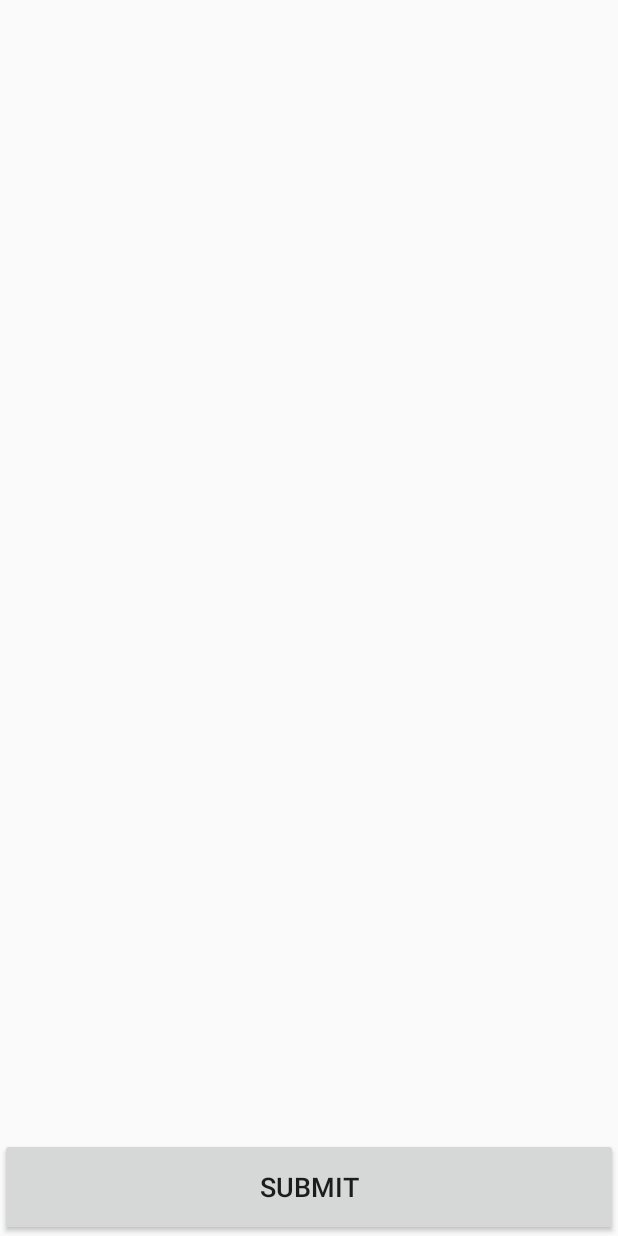
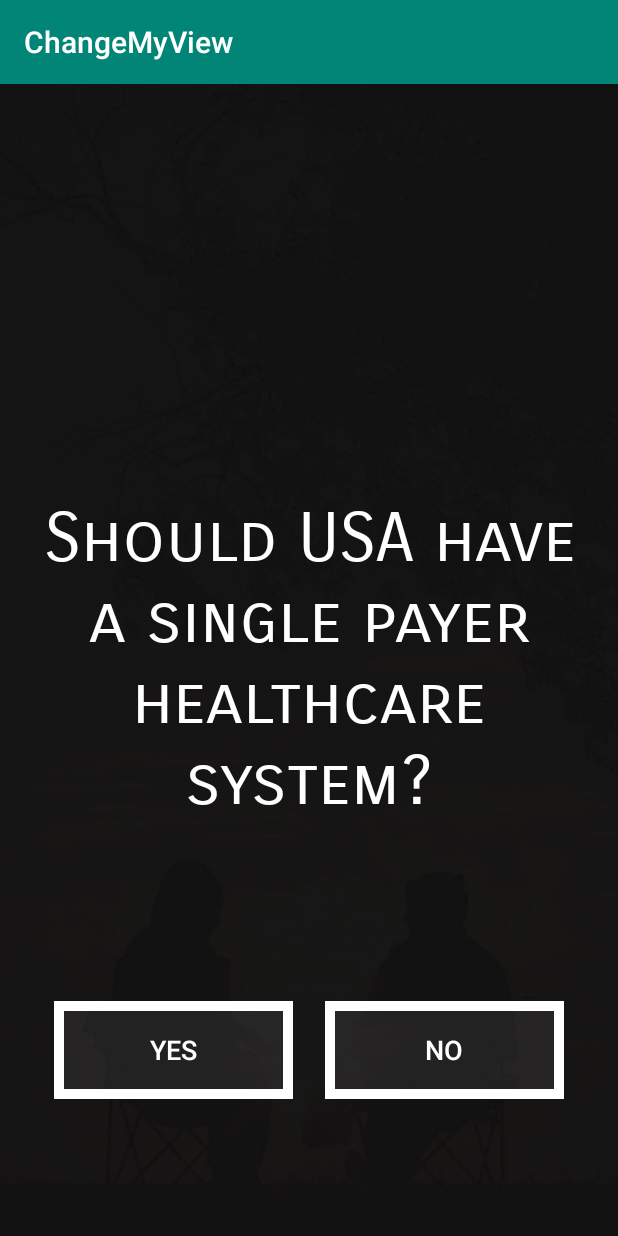
Before and after one commit to HuiWang1215/ChangeMyView, an Android app: the HomeActivity screen opened directly, with no data from a screen before it, after a tap on "ANSWER QUESTIONS", on a phone screen of 412 x 824 dp. Run offline under Robolectric (Android 15) with nearby library versions, the light colour scheme and no system bars; our stand-ins replace Firebase (no records; nobody signed in at launch, a user with empty details on screens opened directly).

Commit message:
Implement Answer Questions

```diff
--- a/app/build.gradle
+++ b/app/build.gradle
@@ -25,7 +25,7 @@ android {
 
 dependencies {
     implementation fileTree(dir: 'libs', include: ['*.jar'])
-    implementation"org.jetbrains.kotlin:kotlin-stdlib-jdk7:$kotlin_version"
+    implementation "org.jetbrains.kotlin:kotlin-stdlib-jdk7:$kotlin_version"
     implementation 'androidx.appcompat:appcompat:1.0.2'
     implementation 'androidx.core:core-ktx:1.0.2'
     implementation 'com.google.firebase:firebase-analytics:17.2.0'
--- a/app/src/main/java/com/group/changemyview/DashboardActivity.kt
+++ /dev/null
@@ -1,107 +0,0 @@
-package com.group.changemyview
-
-import android.app.ListActivity
-import android.os.Bundle
-import android.util.Log
-import android.view.View
-import com.google.firebase.database.DataSnapshot
-import com.google.firebase.database.DatabaseError
-import com.google.firebase.database.FirebaseDatabase
-import com.google.firebase.database.ValueEventListener
-import android.widget.*
-
-
-class DashboardActivity : ListActivity() {
-
-
-    internal lateinit var mAdapter: QuestionListAdapter
-    private var listView: ListView? = null
-
-    private var mAnswerRadioGroup: RadioGroup? = null
-
-    var questionList = arrayListOf<QuestionItem>()
-
-    public override fun onCreate(savedInstanceState: Bundle?) {
-        super.onCreate(savedInstanceState)
-        setContentView(R.layout.dashboard_activity)
-
-        var index = 1
-
-        val db = FirebaseDatabase.getInstance().getReference("Questions")
-        db.addValueEventListener(object : ValueEventListener {
-            override fun onDataChange(dataSnapshot: DataSnapshot) {
-                for (snapshot in dataSnapshot.children) {
-                    val questionText = snapshot.key
-                    val questionItem = QuestionItem(index, questionText!!, QuestionItem.Answer.NO_ANSWER)
-                    questionList.add(questionItem)
-                    index++
-                }
-
-            }
-            override fun onCancelled(databaseError: DatabaseError) {
-
-            }
-        })
-
-        listView = findViewById<ListView>(android.R.id.list)
-        mAdapter = QuestionListAdapter(this, questionList)
-        listView!!.adapter = mAdapter
-    }
-
-    override fun getListView(): ListView? {
-        return listView!!
-    }
-
-    fun processAnswers(v: View) {
-
-        for (i in 0 until mAdapter.count) {
-            val data = mAdapter.getItem(i) as QuestionItem
-
-            mAnswerRadioGroup = findViewById<View>(R.id.answerGroup) as RadioGroup
-            val pos = listView!!.firstVisiblePosition + i
-            val currView = listView!!.getChildAt(pos) as View
-
-
-            when {
-                mAnswerRadioGroup!!.checkedRadioButtonId == R.id.answerYes -> data.mAnswer = QuestionItem.Answer.YES
-                mAnswerRadioGroup!!.checkedRadioButtonId == R.id.answerNo -> data.mAnswer = QuestionItem.Answer.NO
-                else -> data.mAnswer = QuestionItem.Answer.NO_ANSWER
-            }
-
-            Log.i(TAG, "${data.mQuestion} " + data.mAnswer.toString())
-        }
-    }
-
-    companion object {
-        private val TAG = "FinalProject-ChangeMyView"
-    }
-
-}
-
-
-//import android.content.Intent
-//import androidx.appcompat.app.AppCompatActivity
-//import android.os.Bundle
-//import android.view.Menu
-//import com.google.firebase.auth.FirebaseAuth
-//
-//class DashboardActivity : AppCompatActivity() {
-//
-//    override fun onCreate(savedInstanceState: Bundle?) {
-//        super.onCreate(savedInstanceState)
-//        setContentView(R.layout.activity_dashboard)
-//
-//        val uid = FirebaseAuth.getInstance().uid
-//        if (uid == null) {
-//            val intent = Intent(this@DashboardActivity, MainActivity::class.java)
-//            intent.flags =Intent.FLAG_ACTIVITY_CLEAR_TASK.or(Intent.FLAG_ACTIVITY_NEW_TASK)
-//            startActivity(intent)
-//        }
-//    }
-//
-//    override fun onCreateOptionsMenu(menu: Menu?): Boolean {
-//        menuInflater.inflate()
-//
-//        return super.onCreateOptionsMenu(menu)
-//    }
-//}
--- a/app/src/main/java/com/group/changemyview/HomeActivity.kt
+++ b/app/src/main/java/com/group/changemyview/HomeActivity.kt
@@ -61,7 +61,7 @@ class HomeActivity : AppCompatActivity() {
 
         // activities to start when buttons are clicked
         answerQuestionsButton!!.setOnClickListener {
-            val intent = Intent(this@HomeActivity, DashboardActivity::class.java)
+            val intent = Intent(this@HomeActivity, QuestionActivity::class.java)
             startActivity(intent)
         }
 
--- /dev/null
+++ b/app/src/main/java/com/group/changemyview/QuestionActivity.kt
@@ -0,0 +1,87 @@
+package com.group.changemyview
+
+import android.content.Intent
+import androidx.appcompat.app.AppCompatActivity
+import android.os.Bundle
+import android.widget.Button
+import android.widget.ImageView
+import com.google.firebase.database.*
+import android.widget.TextView
+import com.google.firebase.auth.FirebaseAuth
+import kotlinx.android.synthetic.main.activity_question.*
+
+class QuestionActivity : AppCompatActivity() {
+    var questionList = arrayListOf(
+        "Should USA have a single payer healthcare system?",
+        "Should standardized testing be abolished?",
+        "Is patriotism ultimately destructive to international relations?",
+        "Should abortion be available to all women?",
+        "Does social media do more harm than good?",
+        "Is organic farming the future of agriculture?",
+        "Should zoos be banned?",
+        "Is artificial intelligence dangerous?",
+        "Should children be exposed to technology?",
+        "Should all cars be electric?")
+
+    var yesBtn: Button? = null
+    var noBtn: Button? = null
+    var mQuestion: TextView? = null
+    var questionNumber = 0
+    val user = FirebaseAuth.getInstance().currentUser
+
+    override fun onCreate(savedInstanceState: Bundle?) {
+        super.onCreate(savedInstanceState)
+        setContentView(R.layout.activity_question)
+
+        mQuestion = findViewById(R.id.question)
+        mQuestion!!.setText(questionList[0])
+        yesBtn = findViewById(R.id.yesButton)
+        noBtn = findViewById(R.id.noButton)
+
+        yesBtn!!.setOnClickListener {
+            if (questionNumber == questionList.size - 1) {
+                val currentQuestion = questionList[questionNumber]
+                val currentUser = user!!.uid
+                val currentEmail = user!!.email.toString()
+                val ref = FirebaseDatabase.getInstance().getReference("/Questions/$currentQuestion/$currentUser")
+                val answer = Answer(currentEmail,"Yes")
+                ref.setValue(answer)
+
+                startActivity(Intent(this@QuestionActivity, HomeActivity::class.java))
+            } else {
+                val currentQuestion = questionList[questionNumber]
+                val currentUser = user!!.uid
+                val currentEmail = user!!.email.toString()
+                val ref = FirebaseDatabase.getInstance().getReference("/Questions/$currentQuestion/$currentUser")
+                val answer = Answer(currentEmail,"Yes")
+                ref.setValue(answer)
+                updateQuestion()
+            }
+        }
+        noBtn!!.setOnClickListener {
+            if (questionNumber == questionList.size - 1) {
+                val currentQuestion = questionList[questionNumber]
+                val currentUser = user!!.uid
+                val currentEmail = user!!.email.toString()
+                val ref = FirebaseDatabase.getInstance().getReference("/Questions/$currentQuestion/$currentUser")
+                val answer = Answer(currentEmail,"No")
+                ref.setValue(answer)
+
+                startActivity(Intent(this@QuestionActivity, HomeActivity::class.java))
+            } else {
+                val currentQuestion = questionList[questionNumber]
+                val currentUser = user!!.uid
+                val currentEmail = user!!.email.toString()
+                val ref = FirebaseDatabase.getInstance().getReference("/Questions/$currentQuestion/$currentUser")
+                val answer = Answer(currentEmail,"No")
+                ref.setValue(answer)
+                updateQuestion()
+            }
+        }
+    }
+    private fun updateQuestion() {
+        questionNumber++
+        mQuestion!!.setText(questionList[questionNumber])
+    }
+}
+class Answer(val email:String, val answer:String)
--- /dev/null
+++ b/app/src/main/res/layout/activity_question.xml
@@ -0,0 +1,55 @@
+<?xml version="1.0" encoding="utf-8"?>
+<androidx.constraintlayout.widget.ConstraintLayout xmlns:android="http://schemas.android.com/apk/res/android"
+    xmlns:app="http://schemas.android.com/apk/res-auto"
+    xmlns:tools="http://schemas.android.com/tools"
+    android:layout_width="match_parent"
+    android:layout_height="match_parent"
+    android:orientation="vertical"
+    android:padding="16dp"
+    android:background="@drawable/background_darker"
+    tools:context=".QuestionActivity">
+
+    <TextView
+        android:id="@+id/question"
+        android:layout_width="wrap_content"
+        android:layout_height="wrap_content"
+        app:layout_constraintTop_toTopOf="parent"
+        app:layout_constraintBottom_toBottomOf="parent"
+        app:layout_constraintStart_toStartOf="parent"
+        app:layout_constraintEnd_toEndOf="parent"
+        android:fontFamily="sans-serif-smallcaps"
+        android:gravity="center"
+        android:text="Question1"
+        android:textColor="#ffffff"
+        android:textSize="45sp" />
+
+    <Button
+        android:id="@+id/yesButton"
+        android:layout_height="65dp"
+        android:layout_width="0dp"
+        android:layout_marginStart="20dp"
+        android:layout_marginBottom="75dp"
+        app:layout_constraintBottom_toBottomOf="parent"
+        app:layout_constraintStart_toStartOf="parent"
+        app:layout_constraintWidth_percent="0.42"
+        android:background="@drawable/transparent_button"
+        android:text="Yes"
+        android:textColor="#ffffff"
+        android:textSize="18sp"
+        android:textStyle="normal" />
+
+    <Button
+        android:id="@+id/noButton"
+        android:layout_height="65dp"
+        android:layout_width="0dp"
+        android:layout_marginEnd="20dp"
+        android:layout_marginBottom="75dp"
+        app:layout_constraintBottom_toBottomOf="parent"
+        app:layout_constraintEnd_toEndOf="parent"
+        app:layout_constraintWidth_percent="0.42"
+        android:background="@drawable/transparent_button"
+        android:text="No"
+        android:textColor="#ffffff"
+        android:textSize="18sp"
+        android:textStyle="normal" />
+</androidx.constraintlayout.widget.ConstraintLayout>
```
Also changed, not shown: app/src/main/AndroidManifest.xml (+7 -13 lines), app/src/main/java/com/group/changemyview/QuestionItem.kt (deleted, +0 -18 lines), app/src/main/java/com/group/changemyview/QuestionListAdapter.kt (deleted, +0 -100 lines), app/src/main/java/com/group/changemyview/RegistrationActivity.kt (+15 -15 lines), app/src/main/res/layout/activity_dashboard.xml (deleted, +0 -13 lines), app/src/main/res/layout/question_item.xml (deleted, +0 -41 lines), 2 other files.
